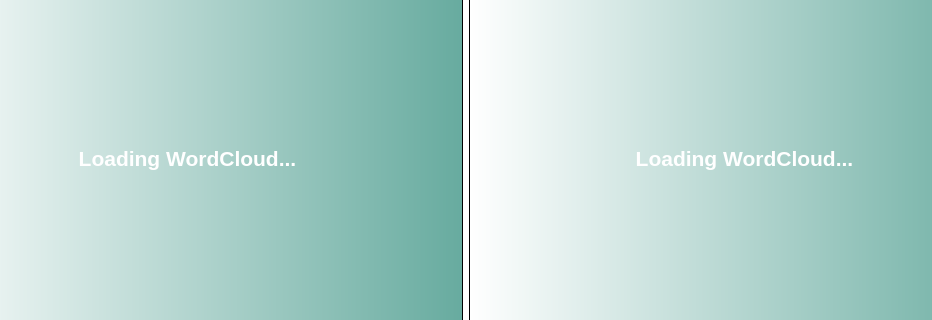
Above: src/pyqt/uiFiles/metrics.ui from gerardpslowey/eMot before the change; both pictures show x 106 to 1038 and y 210 to 530 of the 1144 by 849 pixel window. Below: the same form after it.
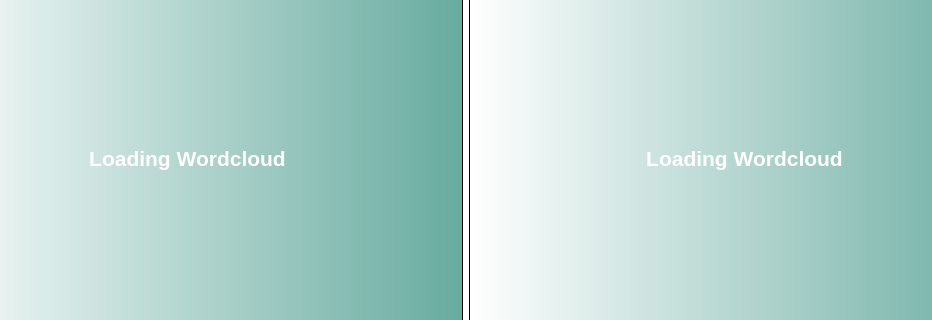
That is the form after the change. Icons and pictures are not drawn. Custom widgets are drawn as their Qt base class.

```diff
--- a/src/pyqt/uiFiles/metrics.ui
+++ b/src/pyqt/uiFiles/metrics.ui
@@ -243,7 +243,7 @@
                    <number>1</number>
                   </property>
                   <property name="text">
-                   <string>Loading WordCloud...</string>
+                   <string>Loading Wordcloud</string>
                   </property>
                   <property name="scaledContents">
                    <bool>true</bool>
@@ -321,7 +321,7 @@
 border-radius: 10px;</string>
                   </property>
                   <property name="text">
-                   <string>Loading WordCloud...</string>
+                   <string>Loading Wordcloud</string>
                   </property>
                   <property name="alignment">
                    <set>Qt::AlignCenter</set>
```
